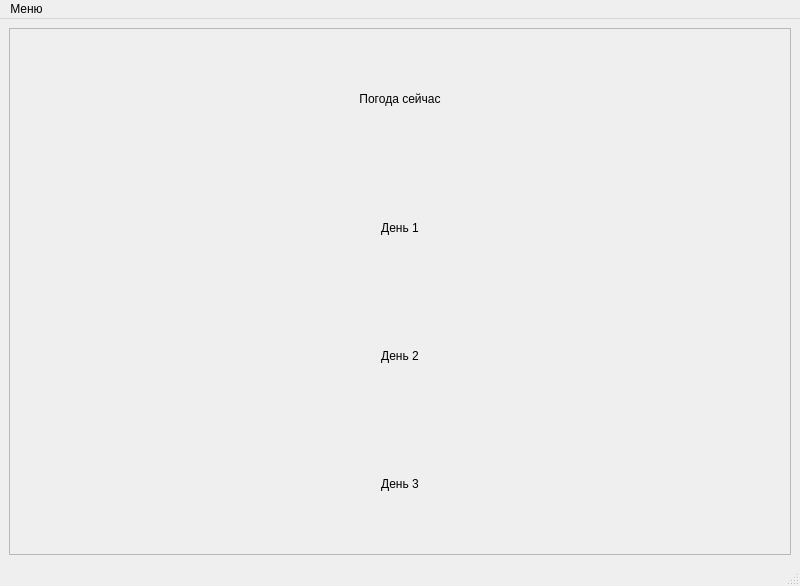
The window that _main.ui (pAVlicSim/wather_pyside) describes before a commit, drawn with Qt 5.
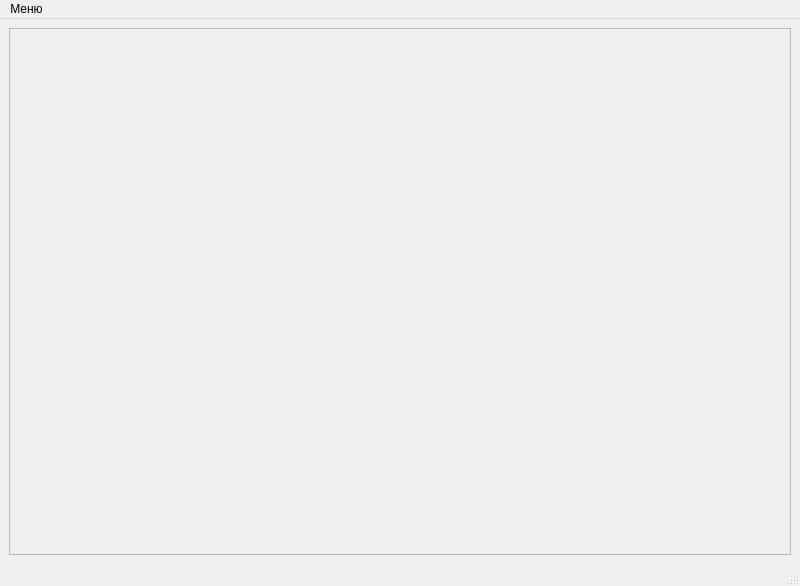
The same window after the commit.

```diff
--- a/_main.ui
+++ b/_main.ui
@@ -33,48 +33,7 @@
          </property>
          <layout class="QVBoxLayout" name="verticalLayout_4">
           <item>
-           <layout class="QVBoxLayout" name="verticalLayout_3">
-            <item>
-             <widget class="QLabel" name="label_now">
-              <property name="text">
-               <string>Погода сейчас</string>
-              </property>
-              <property name="alignment">
-               <set>Qt::AlignCenter</set>
-              </property>
-             </widget>
-            </item>
-            <item>
-             <widget class="QLabel" name="label_day1">
-              <property name="text">
-               <string>День 1</string>
-              </property>
-              <property name="alignment">
-               <set>Qt::AlignCenter</set>
-              </property>
-             </widget>
-            </item>
-            <item>
-             <widget class="QLabel" name="label_day2">
-              <property name="text">
-               <string>День 2</string>
-              </property>
-              <property name="alignment">
-               <set>Qt::AlignCenter</set>
-              </property>
-             </widget>
-            </item>
-            <item>
-             <widget class="QLabel" name="label_day3">
-              <property name="text">
-               <string>День 3</string>
-              </property>
-              <property name="alignment">
-               <set>Qt::AlignCenter</set>
-              </property>
-             </widget>
-            </item>
-           </layout>
+           <layout class="QVBoxLayout" name="verticalLayout_weather"/>
           </item>
          </layout>
         </widget>
```
